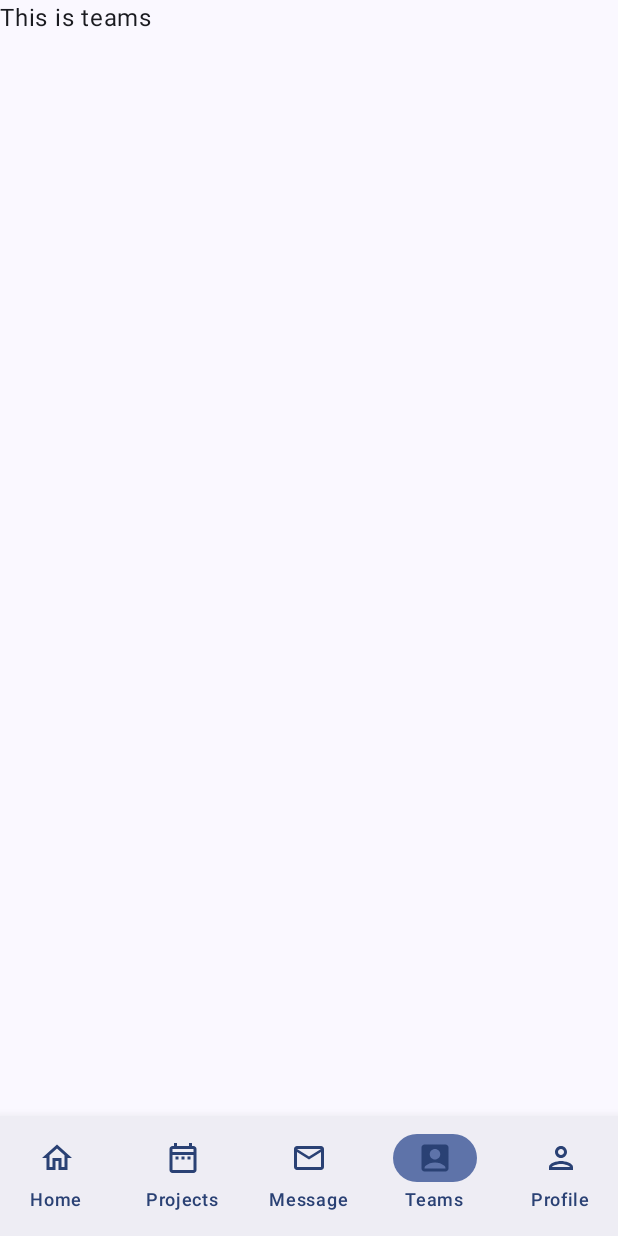
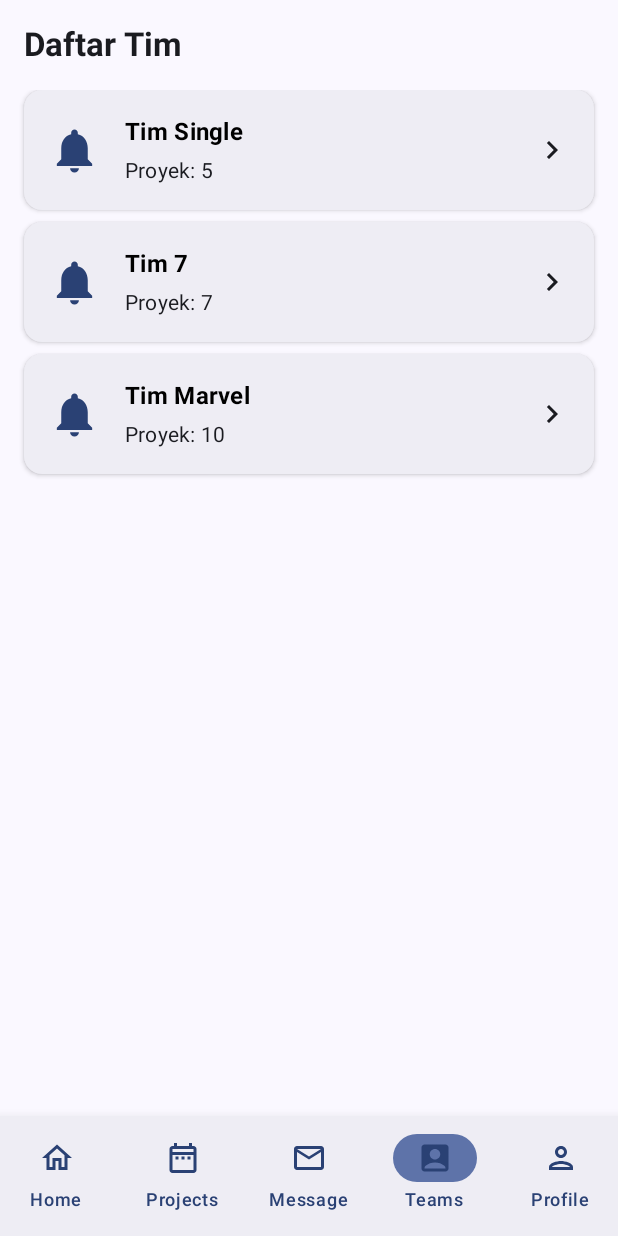
Before and after one commit to ReyhanHerdi/taskO-management-mobile, an Android app built with Jetpack Compose: the TeamsScreen screen opened through its navigation route, on a phone screen of 412 x 824 dp. Run offline under Robolectric (Android 15) with nearby library versions, the phone set to English and light mode, and no system bars.

Commit message:
Teams Screen

```diff
--- a/TaskOManagement/app/src/main/java/com/example/taskomanagement/list/TaskList.kt
+++ b/TaskOManagement/app/src/main/java/com/example/taskomanagement/list/taskList.kt
@@ -2,7 +2,7 @@ package com.example.taskomanagement.list
 
 import com.example.taskomanagement.model.Tasks
 
-fun TaskList(): List<Tasks> {
+fun taskList(): List<Tasks> {
     return listOf(
         Tasks(
             nameTask = "Mendapat Pacar",
--- /dev/null
+++ b/TaskOManagement/app/src/main/java/com/example/taskomanagement/list/teamList.kt
@@ -0,0 +1,20 @@
+package com.example.taskomanagement.list
+
+import com.example.taskomanagement.model.Teams
+
+fun teamList(): List<Teams> {
+    return listOf(
+        Teams(
+            namaTeams = "Tim Single",
+            projectSum = "5"
+        ),
+        Teams(
+            namaTeams = "Tim 7",
+            projectSum = "7"
+        ),
+        Teams(
+            namaTeams = "Tim Marvel",
+            projectSum = "10"
+        )
+    )
+}
--- /dev/null
+++ b/TaskOManagement/app/src/main/java/com/example/taskomanagement/model/Teams.kt
@@ -0,0 +1,6 @@
+package com.example.taskomanagement.model
+
+data class Teams(
+    val namaTeams: String,
+    val projectSum: String
+)
--- /dev/null
+++ b/TaskOManagement/app/src/main/java/com/example/taskomanagement/ui/cutom/CustomTeamsList.kt
@@ -0,0 +1,84 @@
+package com.example.taskomanagement.ui.cutom
+
+import androidx.compose.foundation.layout.Column
+import androidx.compose.foundation.layout.Row
+import androidx.compose.foundation.layout.Spacer
+import androidx.compose.foundation.layout.fillMaxWidth
+import androidx.compose.foundation.layout.padding
+import androidx.compose.foundation.layout.size
+import androidx.compose.material.icons.Icons
+import androidx.compose.material.icons.automirrored.filled.KeyboardArrowRight
+import androidx.compose.material.icons.filled.Notifications
+import androidx.compose.material3.Card
+import androidx.compose.material3.CardDefaults
+import androidx.compose.material3.Icon
+import androidx.compose.material3.MaterialTheme
+import androidx.compose.material3.Text
+import androidx.compose.runtime.Composable
+import androidx.compose.ui.Alignment
+import androidx.compose.ui.Modifier
+import androidx.compose.ui.graphics.Color
+import androidx.compose.ui.text.font.FontWeight
+import androidx.compose.ui.tooling.preview.Preview
+import androidx.compose.ui.unit.dp
+import com.example.taskomanagement.model.Teams
+
+@Composable
+fun CustomTeamsList(teams: Teams) {
+    Card(
+        colors = CardDefaults.cardColors(
+            containerColor = MaterialTheme.colorScheme.surfaceContainer
+        ),
+        elevation = CardDefaults.cardElevation(2.dp),
+        modifier = Modifier
+            .padding(bottom = 8.dp)
+    ) {
+        Row(
+            modifier = Modifier
+                .fillMaxWidth()
+                .padding(all = 16.dp)
+        ) {
+            Icon(
+                imageVector = Icons.Filled.Notifications,
+                contentDescription = teams.namaTeams,
+                tint = MaterialTheme.colorScheme.primary,
+                modifier = Modifier
+                    .align(Alignment.CenterVertically)
+                    .size(35.dp)
+            )
+            Column(
+                modifier = Modifier
+                    .padding(start = 16.dp)
+                    .align(Alignment.CenterVertically),
+            ) {
+                Text(
+                    text = teams.namaTeams,
+                    style = MaterialTheme.typography.titleMedium,
+                    fontWeight = FontWeight.Bold,
+                    color = Color.Black,
+                    modifier = Modifier.padding(bottom = 4.dp)
+                )
+                Text(
+                    text = "Proyek: ${teams.projectSum}",
+                    style = MaterialTheme.typography.bodyMedium,
+                )
+
+            }
+            Spacer(modifier = Modifier.weight(1f))
+            Icon(
+                imageVector = Icons.AutoMirrored.Filled.KeyboardArrowRight,
+                contentDescription = "Lihat tim",
+                modifier = Modifier.align(Alignment.CenterVertically)
+            )
+        }
+    }
+}
+
+@Preview(showBackground = true)
+@Composable
+fun PreviewCustomTeamsList() {
+    CustomTeamsList(Teams(
+        namaTeams = "Team 1",
+        projectSum = "5"
+    ))
+}
--- a/TaskOManagement/app/src/main/java/com/example/taskomanagement/ui/screen/main/home/HomeScreen.kt
+++ b/TaskOManagement/app/src/main/java/com/example/taskomanagement/ui/screen/main/home/HomeScreen.kt
@@ -26,13 +26,13 @@ import androidx.compose.ui.graphics.Color
 import androidx.compose.ui.text.font.FontWeight
 import androidx.compose.ui.tooling.preview.Preview
 import androidx.compose.ui.unit.dp
-import com.example.taskomanagement.list.TaskList
+import com.example.taskomanagement.list.taskList
 import com.example.taskomanagement.ui.cutom.CustomTasksList
 import com.example.taskomanagement.ui.theme.TaskOManagementTheme
 
 @Composable
 fun Home() {
-    val taskList = TaskList()
+    val taskList = taskList()
     Column(
         modifier = Modifier
             .fillMaxSize()
--- a/TaskOManagement/app/src/main/java/com/example/taskomanagement/ui/screen/main/profile/ProfileScreen.kt
+++ b/TaskOManagement/app/src/main/java/com/example/taskomanagement/ui/screen/main/profile/ProfileScreen.kt
@@ -30,14 +30,14 @@ import androidx.compose.ui.graphics.Color
 import androidx.compose.ui.text.font.FontWeight
 import androidx.compose.ui.unit.dp
 import androidx.navigation.NavController
-import com.example.taskomanagement.list.TaskList
+import com.example.taskomanagement.list.taskList
 import com.example.taskomanagement.ui.cutom.CustomHistoryTasksList
 import com.example.taskomanagement.utils.Screen
 import androidx.compose.material3.MaterialTheme as MaterialTheme1
 
 @Composable
 fun Profile(navController: NavController) {
-    val taskList = TaskList()
+    val taskList = taskList()
     Column(
         modifier = Modifier
             .fillMaxSize()
@@ -50,7 +50,7 @@ fun Profile(navController: NavController) {
             fontWeight = FontWeight.Bold,
             modifier = Modifier
                 .padding(bottom = 16.dp)
-                .align(Alignment.CenterHorizontally)
+                .align(Alignment.Start)
         )
         Card(
             colors = CardDefaults.cardColors(
--- a/TaskOManagement/app/src/main/java/com/example/taskomanagement/ui/screen/main/teams/TeamsScreen.kt
+++ b/TaskOManagement/app/src/main/java/com/example/taskomanagement/ui/screen/main/teams/TeamsScreen.kt
@@ -1,9 +1,52 @@
 package com.example.taskomanagement.ui.screen.main.teams
 
+import androidx.compose.foundation.layout.Column
+import androidx.compose.foundation.layout.fillMaxSize
+import androidx.compose.foundation.layout.padding
+import androidx.compose.foundation.lazy.LazyColumn
+import androidx.compose.material3.MaterialTheme
 import androidx.compose.material3.Text
 import androidx.compose.runtime.Composable
+import androidx.compose.ui.Alignment
+import androidx.compose.ui.Modifier
+import androidx.compose.ui.text.font.FontWeight
+import androidx.compose.ui.tooling.preview.Preview
+import androidx.compose.ui.unit.dp
+import com.example.taskomanagement.list.teamList
+import com.example.taskomanagement.ui.cutom.CustomTeamsList
 
 @Composable
 fun Teams() {
-    Text(text = "This is teams")
+    val teamList = teamList()
+    Column(
+        modifier = Modifier
+            .fillMaxSize()
+            .padding(all = 16.dp)
+    ) {
+        Text(
+            text = "Daftar Tim",
+            style = MaterialTheme.typography.titleLarge,
+            fontWeight = FontWeight.Bold,
+            modifier = Modifier
+                .padding(bottom = 16.dp)
+                .align(Alignment.Start)
+        )
+        LazyColumn(
+            userScrollEnabled = true,
+//            modifier = Modifier.padding(top = 8.dp)
+        ) {
+            teamList.forEach { team ->
+                item {
+                    CustomTeamsList(teams = team)
+                }
+            }
+        }
+
+    }
 }
+
+@Preview(showBackground = true)
+@Composable
+fun PreviewTeams(modifier: Modifier = Modifier) {
+    Teams()
+}
```
